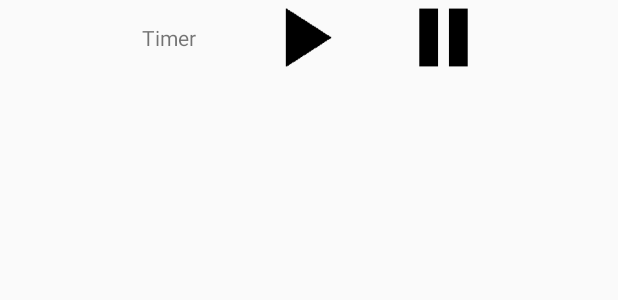
After one commit to dblasko/Productiv-Head-PTUT-IUT, an Android app: the layout timer_notification_layout.xml on its own in the app's theme, with its tools: preview values and no code run, on a phone screen of 412 x 824 dp. The commit adds this screen. Shown: the top 300 px of the screen. Run offline under Robolectric (Android 15) with nearby library versions, the phone set to English and light mode, and no system bars.

Commit message:
Added notification on timer part

```diff
--- a/app/src/main/AndroidManifest.xml
+++ b/app/src/main/AndroidManifest.xml
@@ -117,6 +117,8 @@
                 <action android:name="android.intent.action.BOOT_COMPLETED" />
             </intent-filter>
         </receiver>
+        <receiver android:name=".Timer.TimerActionReceiver" />
+        <service android:name=".Notifications.KillTimerNotificationService" />
     </application>
 
 </manifest>
--- /dev/null
+++ b/app/src/main/res/layout/timer_notification_layout.xml
@@ -0,0 +1,32 @@
+<?xml version="1.0" encoding="utf-8"?>
+<RelativeLayout xmlns:android="http://schemas.android.com/apk/res/android"
+    android:layout_width="match_parent"
+    android:layout_height="match_parent"
+    android:orientation="horizontal">
+
+    <TextView
+        android:id="@+id/textViewNotificationTimer"
+        android:layout_width="wrap_content"
+        android:layout_height="wrap_content"
+        android:text="Timer"
+        android:layout_toLeftOf="@id/imageViewPlay"
+        android:layout_marginTop="15dp"
+        android:layout_marginRight="50dp"/>
+
+    <ImageView
+        android:id="@+id/imageViewPlay"
+        android:layout_width="50dp"
+        android:layout_height="50dp"
+        android:layout_centerHorizontal="true"
+        android:layout_marginRight="20dp"
+        android:src="@drawable/ic_play_black" />
+
+    <ImageView
+        android:id="@+id/imageViewPause"
+        android:layout_width="50dp"
+        android:layout_height="50dp"
+        android:layout_toRightOf="@+id/imageViewPlay"
+        android:layout_marginLeft="20dp"
+        android:src="@drawable/ic_pause_black" />
+
+</RelativeLayout>
```
Also changed, not shown: app/src/main/java/com/dblasko/productivhead/Notifications/KillTimerNotificationService.java (added, +29 -0 lines), app/src/main/java/com/dblasko/productivhead/Timer/TimerActionReceiver.java (added, +43 -0 lines), app/src/main/java/com/dblasko/productivhead/Timer/TimerActivity.java (+117 -1 lines), app/src/main/res/drawable-v24/ic_pause_black.png (added), app/src/main/res/drawable-v24/ic_play_black.png (added), 2 other files.
